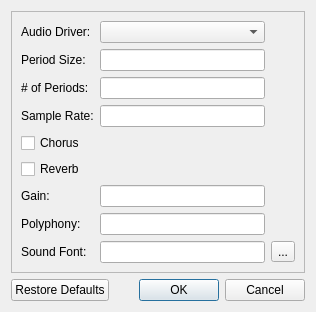
Old version of the form src/fluidsettingsdialog.ui in the repository pedrolcl/VMPK.
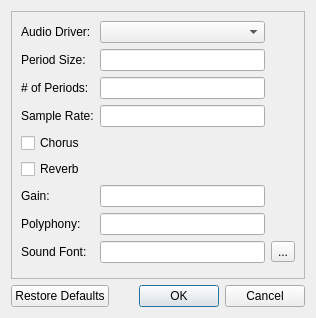
New version of the form.

Commit message: fixed tab order on settings

What changed in the file:
```diff
--- a/src/fluidsettingsdialog.ui
+++ b/src/fluidsettingsdialog.ui
@@ -24,7 +24,7 @@
     <x>0</x>
     <y>0</y>
     <width>316</width>
-    <height>312</height>
+    <height>318</height>
    </rect>
   </property>
   <property name="windowTitle">
```
Left out of the diff: 12 changed lines with no effect on the pictures. The commit also changes 2 other files.
